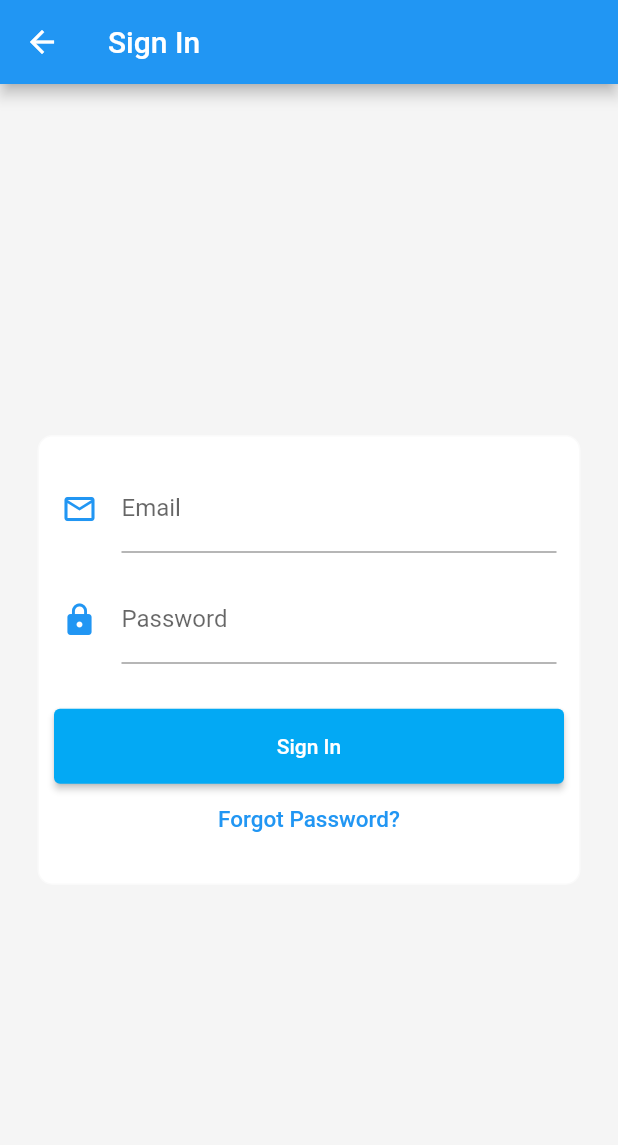
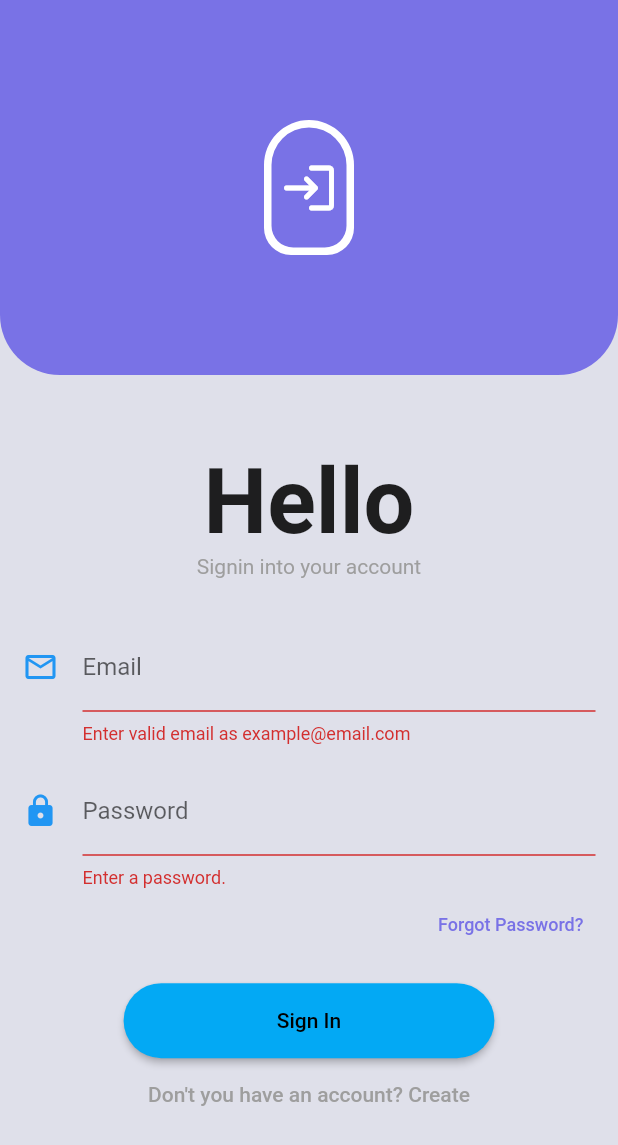
Before and after one commit to JafetMo5601/first-fllutter-app, a Flutter app: the screen it shows after launch, after a tap on "Sign In", on a phone screen of 412 x 824 dp. Shown: the top 1145 px of the screen. Run offline on Flutter 3.47's test engine with Material 2 defaults, Android fonts, the phone set to English and light mode, and no system bars; our stand-ins replace font_awesome_flutter, hexcolor; network calls fail.

Commit message:
Refactor and redesign of the login and register pages.

```diff
--- a/lib/main.dart
+++ b/lib/main.dart
@@ -5,12 +5,22 @@ import 'package:flutter/material.dart';
 void main() => runApp(MyApp());
 
 class MyApp extends StatelessWidget {
+
+  final Color _primaryColor = Color(0xff7972e6);
+  final Color _accentColor = Color(0xff8a02ae);
+
   @override
   Widget build(BuildContext context) {
     return MaterialApp(
-      title: 'Material App',
+      title: 'LoL Cards',
       debugShowCheckedModeBanner: false,
-      initialRoute: 'auth_page',
+      theme: ThemeData(
+        primaryColor: _primaryColor,
+        accentColor: _accentColor,
+        scaffoldBackgroundColor: Color(0xffdfe0ea),
+        primarySwatch: Colors.grey,
+      ),
+      initialRoute: 'login_page',
       routes: getApplicationRoutes(),
     );
   }
--- a/lib/src/pages/auth/authentication_page.dart
+++ b/lib/src/pages/auth/authentication_page.dart
@@ -1,49 +1,8 @@
 import 'package:first_flutter_app/src/utils/fields_generator.dart';
+import 'package:first_flutter_app/src/utils/utils.dart';
 import 'package:flutter/material.dart';
 import 'package:font_awesome_flutter/font_awesome_flutter.dart';
 
-
-class Auth extends StatelessWidget {
-
-  @override
-  Widget build(BuildContext context) {
-    return _backgroundAuth();
-  }
-
-  final purpleBox = FractionallySizedBox(
-    heightFactor: 0.5,
-    widthFactor: 1,
-    child: Container(
-      width: double.infinity,
-      height: 300,
-      decoration: BoxDecoration(
-        borderRadius: BorderRadius.only(
-          bottomRight: Radius.circular(40),
-          bottomLeft: Radius.circular(40)
-        ),
-        color: Color(0xff7972e6)
-      ),
-    )
-  );
-
-  final solidBackground = Container(
-    height: double.infinity,
-    width: double.infinity,
-    color: Color(0xfffdfe0ea),
-  );
-
-  Widget _backgroundAuth() {
-    return Scaffold(
-      body: Stack(
-      children: [
-        solidBackground,
-        purpleBox,
-        AuthPage()
-      ],
-      ),
-    );
-  }
-}
 
 class AuthPage extends StatelessWidget {
   final _formAuth = GlobalKey<FormState>();
@@ -51,11 +10,11 @@ class AuthPage extends StatelessWidget {
   @override
   Widget build(BuildContext context) {
     return Center(
-        child: FormContainerWrappper(widgetToWrap: _createAuthForm(context), containerHeight: 450.0),
+        child: FormContainerWrappper(widgetToWrap: _createAuthForm(), maxHeight: getContextPercentaje(context, 1.5)),
     );
   }
 
-  Widget _createAuthForm(context) {
+  Widget _createAuthForm() {
     return Form(
       key: _formAuth,
       child: Column(
@@ -66,7 +25,7 @@ class AuthPage extends StatelessWidget {
             child: Text(
               'Welcome to LoL Cards App!',
               textAlign: TextAlign.center,
-              style: TextStyle(color: Colors.black87, fontSize: 30, fontWeight: FontWeight.bold)
+              style: TextStyle(color: Colors.black87, fontSize: 20, fontWeight: FontWeight.bold)
             ),
           ),
           Padding(
@@ -79,11 +38,18 @@ class AuthPage extends StatelessWidget {
           ),
           Padding(
               padding: EdgeInsets.symmetric(horizontal: 15.0),
-              child: _generateSubmitButton(context, _formAuth, 'Sign In')),
+              child: ElevatedSubmitButton(
+                form: _formAuth,
+                buttonText: 'Sign In',
+                routeToRedirect: 'login_page')),
           SizedBox(height: 15.0),
           Padding(
               padding: EdgeInsets.symmetric(horizontal: 15.0),
-              child: _generateOutlinedSubmitButton(context, _formAuth, 'Sign Up')),
+              child: ElevatedSubmitButton(
+                form: _formAuth,
+                buttonText: 'Sign Up',
+                isContrasted: true,
+                routeToRedirect: 'register_page')),
           SizedBox(height: 30.0),
           Container(
             padding: EdgeInsets.symmetric(horizontal: 15.0),
@@ -102,37 +68,4 @@ class AuthPage extends StatelessWidget {
       ),
     );
   }
-
-  Widget _generateOutlinedSubmitButton(context, GlobalKey<FormState> form, String buttonText) {
-    return ElevatedButton(
-      style: ElevatedButton.styleFrom(
-        primary: Colors.white,
-        minimumSize: Size.fromHeight(50),
-        side: BorderSide(color: Colors.lightBlue)),
-      onPressed: () {
-        Navigator.pushNamed(context, 'register_page');
-      },
-      child: Text(
-        buttonText,
-        style: TextStyle(
-          color: Colors.lightBlue
-        ),
-      ),
-    );
-  }
-
-  Widget _generateSubmitButton(context, GlobalKey<FormState> form, String buttonText, {bool isContrasted = false}) {
-    return ElevatedButton(
-      style: ElevatedButton.styleFrom(
-        primary: Colors.lightBlue,
-        minimumSize: Size.fromHeight(50)),
-      onPressed: () {
-        Navigator.pushNamed(context, 'login_page');
-      },
-      child: Text(
-        buttonText,
-      ),
-    );
-  }
-
 }
--- a/lib/src/pages/auth/forgot_password.dart
+++ b/lib/src/pages/auth/forgot_password.dart
@@ -1,4 +1,5 @@
 import 'package:first_flutter_app/src/utils/fields_generator.dart';
+import 'package:first_flutter_app/src/utils/utils.dart';
 import 'package:flutter/material.dart';
 
 class ForgotPasswordPage extends StatefulWidget {
@@ -17,7 +18,7 @@ class _ForgotPasswordPageState extends State<ForgotPasswordPage> {
         title: Text('Find your account'),
       ),
       body: Center(
-        child: FormContainerWrappper(widgetToWrap: _createRecoverForm(), containerHeight: 180.0),
+        child: FormContainerWrappper(widgetToWrap: _createRecoverForm(), maxHeight: getContextPercentaje(context, 0.5)),
       ),
     );
   }
--- a/lib/src/pages/auth/login_page.dart
+++ b/lib/src/pages/auth/login_page.dart
@@ -1,4 +1,7 @@
 import 'package:first_flutter_app/src/utils/fields_generator.dart';
+import 'package:first_flutter_app/src/utils/utils.dart';
+import 'package:first_flutter_app/src/widget/header.dart';
+import 'package:flutter/gestures.dart';
 import 'package:flutter/material.dart';
 
 class LoginPage extends StatefulWidget {
@@ -14,12 +17,34 @@ class _LoginPageState extends State<LoginPage> {
   @override
   Widget build(BuildContext context) {
     return Scaffold(
-      backgroundColor: Colors.grey[100],
-      appBar: AppBar(
-        title: Text('Sign In'),
+      body: SingleChildScrollView(
+        child: Column(
+          children: [
+            Container(
+              height: 250.0,
+              child: HeaderWidget(250.0, true, Icons.login_rounded),
             ),
-      body: Center(
-        child: FormContainerWrappper(widgetToWrap: _createLoginForm(), containerHeight: 300.0),
+            Container(
+              padding: EdgeInsets.symmetric(
+                  vertical: getContextPercentaje(context, 0.12)),
+              child: Column(
+                crossAxisAlignment: CrossAxisAlignment.center,
+                children: [
+                  Text(
+                    'Hello',
+                    style: TextStyle(fontSize: 60, fontWeight: FontWeight.bold),
+                  ),
+                  Text(
+                    'Signin into your account',
+                    style: TextStyle(color: Colors.grey),
+                  ),
+                  SizedBox(height: 30.0),
+                  _createLoginForm()
+                ],
+              ),
+            ),
+          ],
+        ),
       ),
     );
   }
@@ -33,31 +58,44 @@ class _LoginPageState extends State<LoginPage> {
             EmailField(emailController: _emailController),
             SizedBox(height: 15),
             PasswordField(passwordController: _passwordController),
-          SizedBox(height: 30),
+            SizedBox(height: 15),
             Padding(
-              padding: EdgeInsets.symmetric(horizontal: 10.0),
-              child: _generateSubmitButton(_formLogin, 'Sign In')),
+                padding: EdgeInsets.symmetric(
+                    horizontal: getContextPercentaje(context, 0.20)),
+                child: _generateSubmitButton(
+                    form: _formLogin,
+                    buttonText: 'Sign In',
+                    routeName: 'cards_page')),
             TextButton(
+              child: Text('Don\'t you have an account? Create'),
               onPressed: () {
-              Navigator.pushNamed(context, 'forgot_password_page');
+                Navigator.pushNamed(context, 'register_page');
               },
-            child: Text(
-              'Forgot Password?',
-              style: TextStyle(color: Colors.blue, fontSize: 15),
-            ),
-          ),
+            )
           ],
-      )
-    );
+        ));
   }
 
-  Widget _generateSubmitButton(GlobalKey<FormState> form, String buttonText, {bool isContrasted = false}) {
+  Widget _generateSubmitButton(
+      {required GlobalKey<FormState> form,
+      required String buttonText,
+      String routeName = '',
+      bool isContrasted = false}) {
     return ElevatedButton(
       style: ElevatedButton.styleFrom(
+          shape: RoundedRectangleBorder(
+            borderRadius:
+                BorderRadius.circular(getContextPercentaje(context, 0.50)),
+          ),
           primary: Colors.lightBlue,
           minimumSize: Size.fromHeight(50)),
       onPressed: () {
         if (form.currentState!.validate()) {
+          if (routeName != '') {
+            Navigator.pushNamed(context, routeName);
+          } else {
+            print('No actions required.');
+          }
           // Send to server
         }
       },
--- a/lib/src/routes/routes.dart
+++ b/lib/src/routes/routes.dart
@@ -21,6 +21,6 @@ Map<String, WidgetBuilder> getApplicationRoutes() {
     'login_page': (BuildContext context) => LoginPage(),
     'register_page': (BuildContext context) => RegisterPage(),
     'forgot_password_page': (BuildContext context) => ForgotPasswordPage(),
-    'auth_page': (BuildContext context) => Auth(),
+    'auth_page': (BuildContext context) => AuthPage(),
   };
 }
--- /dev/null
+++ b/lib/src/services/auth_service.dart
@@ -0,0 +1,3 @@
+// import 'package:flutter/material.dart';
+
+// class
--- a/lib/src/utils/fields_generator.dart
+++ b/lib/src/utils/fields_generator.dart
@@ -1,6 +1,5 @@
 import 'package:first_flutter_app/src/utils/icons_string_util.dart';
 import 'package:flutter/material.dart';
-
 
 class EmailField extends StatelessWidget {
   TextEditingController emailController;
@@ -33,9 +32,9 @@ class EmailField extends StatelessWidget {
   }
 }
 
-
 class PasswordField extends StatelessWidget {
   TextEditingController passwordController;
+  bool _passwordVisible = false;
 
   PasswordField({
     required this.passwordController,
@@ -46,7 +45,10 @@ class PasswordField extends StatelessWidget {
   Widget build(BuildContext context) {
     return Padding(
       padding: EdgeInsets.symmetric(horizontal: 15),
-      child: TextFormField(
+      child: Column(
+        crossAxisAlignment: CrossAxisAlignment.end,
+        children: [
+          TextFormField(
             controller: passwordController,
             obscureText: true,
             decoration: InputDecoration(
@@ -62,10 +64,21 @@ class PasswordField extends StatelessWidget {
               return null;
             },
           ),
+          TextButton(
+            onPressed: () {
+              Navigator.pushNamed(context, 'forgot_password_page');
+            },
+            child: Text(
+              'Forgot Password?',
+              style: TextStyle(
+                  color: Theme.of(context).primaryColor, fontSize: 12),
+            ),
+          ),
+        ],
+      ),
     );
   }
 }
-
 
 class GeneralTextField extends StatelessWidget {
   TextEditingController textController;
@@ -100,7 +113,6 @@ class GeneralTextField extends StatelessWidget {
   }
 }
 
-
 class DividerWithText extends StatelessWidget {
   final Divider _customizedDivider = Divider(height: 2, thickness: 1);
   String dividerText;
@@ -118,15 +130,13 @@ class DividerWithText extends StatelessWidget {
           Expanded(child: _customizedDivider),
           Container(
               padding: EdgeInsets.symmetric(horizontal: 15),
-            child: Text(dividerText)
-          ),
+              child: Text(dividerText)),
           Expanded(child: _customizedDivider),
         ],
       ),
     );
   }
 }
-
 
 class SquareButtonWithIcons extends StatelessWidget {
   Color buttonColor;
@@ -142,38 +152,46 @@ class SquareButtonWithIcons extends StatelessWidget {
   Widget build(BuildContext context) {
     return ElevatedButton(
         style: ElevatedButton.styleFrom(
-        primary: buttonColor,
-        fixedSize: Size(20, 20)
-      ),
-      onPressed: (){},
-      child: buttonIcon
-    );
+            primary: buttonColor, fixedSize: Size(20, 20)),
+        onPressed: () {},
+        child: buttonIcon);
   }
 }
 
-class SubmitButton extends StatelessWidget {
-  GlobalKey<FormState> form;
-  String buttonText;
-  bool isContrasted;
-  double symmetry;
+class ElevatedSubmitButton extends StatelessWidget {
+  final GlobalKey<FormState> form;
+  final String buttonText;
+  final bool isContrasted;
+  final double symmetry;
+  final ButtonStyle outlinedStyle = ElevatedButton.styleFrom(
+      primary: Colors.white,
+      onPrimary: Colors.lightBlue,
+      minimumSize: Size.fromHeight(50),
+      side: BorderSide(color: Colors.lightBlue));
+  final ButtonStyle normalStyle = ElevatedButton.styleFrom(
+      primary: Colors.lightBlue, minimumSize: Size.fromHeight(50));
+  final String routeToRedirect;
 
-  SubmitButton({
+  ElevatedSubmitButton({
     required this.form,
     required this.buttonText,
     this.symmetry = 15.0,
     this.isContrasted = false,
+    required this.routeToRedirect,
     Key? key,
   }) : super(key: key);
 
   @override
   Widget build(BuildContext context) {
     return ElevatedButton(
-      style: ElevatedButton.styleFrom(
-        primary: Colors.lightBlue,
-        minimumSize: Size.fromHeight(50)),
+      style: isContrasted ? outlinedStyle : normalStyle,
       onPressed: () {
         if (form.currentState!.validate()) {
           // Send to server
+          print('here');
+          Navigator.pushNamed(context, routeToRedirect);
+        } else {
+          print('Error');
         }
       },
       child: Text(
@@ -184,11 +202,11 @@ class SubmitButton extends StatelessWidget {
 }
 
 class FormContainerWrappper extends StatelessWidget {
-  double containerHeight;
+  double maxHeight;
   Widget widgetToWrap;
 
   FormContainerWrappper({
-    required this.containerHeight,
+    required this.maxHeight,
     required this.widgetToWrap,
     Key? key,
   }) : super(key: key);
@@ -196,14 +214,15 @@ class FormContainerWrappper extends StatelessWidget {
   @override
   Widget build(BuildContext context) {
     return Container(
-      height: containerHeight,
+      constraints: BoxConstraints(maxHeight: maxHeight),
+      padding: EdgeInsets.symmetric(horizontal: 15.0, vertical: 30.0),
       margin: EdgeInsets.symmetric(horizontal: 25.0),
       decoration: BoxDecoration(
           shape: BoxShape.rectangle,
           color: Colors.white,
           borderRadius: BorderRadius.circular(10.0),
           border: Border.all(color: Colors.grey.shade50)),
-      child: widgetToWrap,
+      child: SingleChildScrollView(child: widgetToWrap),
     );
   }
 }
--- a/lib/src/utils/icons_string_util.dart
+++ b/lib/src/utils/icons_string_util.dart
@@ -16,6 +16,8 @@ final _icons = <String, dynamic>{
   'person': Icons.person,
   'email': Icons.email_outlined,
   'account_box': Icons.account_box,
+  'visibility_icon': Icons.visibility,
+  'visibility_icon_off': Icons.visibility_off
 };
 
 Icon getIcon (String iconName, {iconColor = Colors.blue}) {
--- /dev/null
+++ b/lib/src/utils/utils.dart
@@ -0,0 +1,6 @@
+
+import 'package:flutter/cupertino.dart';
+
+double getContextPercentaje(BuildContext context, double percentaje) {
+  return MediaQuery.of(context).size.width * percentaje;
+}
--- /dev/null
+++ b/lib/src/widget/header.dart
@@ -0,0 +1,48 @@
+import 'package:first_flutter_app/src/utils/utils.dart';
+import 'package:first_flutter_app/src/widget/utils.dart';
+import 'package:flutter/material.dart';
+
+class HeaderWidget extends StatefulWidget {
+  final double _height;
+  final bool _showIcon;
+  final IconData _icon;
+
+  const HeaderWidget(this._height, this._showIcon, this._icon, {Key? key})
+      : super(key: key);
+
+  @override
+  _HeaderWidgetState createState() =>
+      _HeaderWidgetState(_height, _showIcon, _icon);
+}
+
+class _HeaderWidgetState extends State<HeaderWidget> {
+  double _height;
+  bool _showIcon;
+  IconData _icon;
+
+  _HeaderWidgetState(this._height, this._showIcon, this._icon);
+
+  Widget generatePurpleBox() {
+    return Container(
+      width: double.infinity,
+      height: _height,
+      decoration: BoxDecoration(
+          borderRadius: BorderRadius.only(
+              bottomRight: Radius.circular(40),
+              bottomLeft: Radius.circular(40)),
+          color: Color(0xff7972e6)),
+    );
+  }
+
+  @override
+  Widget build(BuildContext context) {
+    return Container(
+      child: Stack(
+        children: [
+          generatePurpleBox(),
+          IconContainer(showIcon: _showIcon, height: _height, icon: _icon),
+        ],
+      ),
+    );
+  }
+}
--- /dev/null
+++ b/lib/src/widget/utils.dart
@@ -0,0 +1,70 @@
+import 'package:first_flutter_app/src/utils/icons_string_util.dart';
+import 'package:first_flutter_app/src/utils/utils.dart';
+import 'package:flutter/material.dart';
+
+class IconContainer extends StatelessWidget {
+  const IconContainer({
+    Key? key,
+    required bool showIcon,
+    required double height,
+    required IconData icon,
+  })  : _showIcon = showIcon,
+        _height = height,
+        _icon = icon,
+        super(key: key);
+
+  final bool _showIcon;
+  final double _height;
+  final IconData _icon;
+
+  Widget roundedIcon() {
+    return Container(
+      child: Center(
+        child: Container(
+          margin: EdgeInsets.all(10),
+          padding: EdgeInsets.symmetric(horizontal: 5.0, vertical: 20.0),
+          decoration: BoxDecoration(
+            borderRadius: BorderRadius.only(
+              topLeft: Radius.circular(100),
+              topRight: Radius.circular(100),
+              bottomLeft: Radius.circular(60),
+              bottomRight: Radius.circular(60),
+            ),
+            border: Border.all(width: 5, color: Colors.white),
+          ),
+          child: Icon(
+            _icon,
+            color: Colors.white,
+            size: 40.0,
+          ),
+        ),
+      ),
+    );
+  }
+
+  Widget floatingButton(BuildContext context) {
+    return Center(
+      child: Column(mainAxisAlignment: MainAxisAlignment.end
+          children: [
+            Container(
+              height: getContextPercentaje(context, 0.25),
+              width: getContextPercentaje(context, 0.25),
+              child: FloatingActionButton(
+                backgroundColor: Theme.of(context).accentColor,
+                child: Icon(
+                  Icons.person_add_alt_1_rounded,
+                  size: getContextPercentaje(context, 0.20),
+                  color: Theme.of(context).scaffoldBackgroundColor,
+                ),
+                onPressed: () {},
+              ),
+            )
+          ]),
+    );
+  }
+
+  @override
+  Widget build(BuildContext context) {
+    return _showIcon ? roundedIcon() : floatingButton(context);
+  }
+}
```
Also changed, not shown: lib/src/pages/auth/register_page.dart (+34 -15 lines), lib/src/utils/theme_helper.dart (added, +91 -0 lines). Lines whose indentation alone changed are shown as unchanged.
